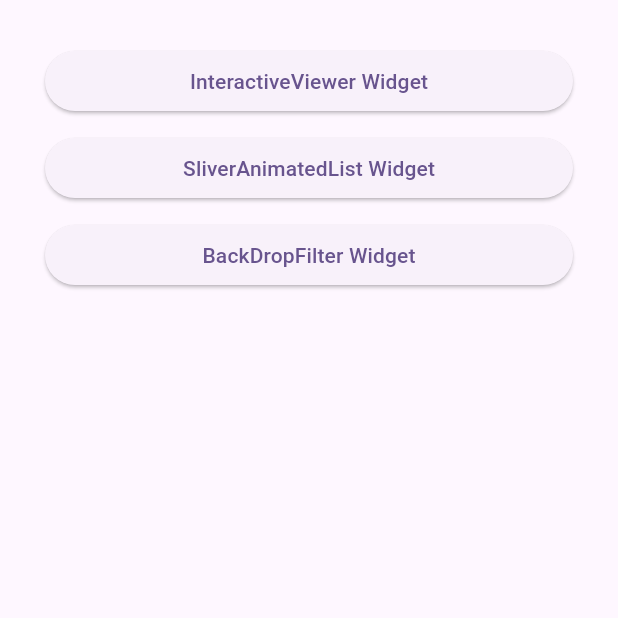
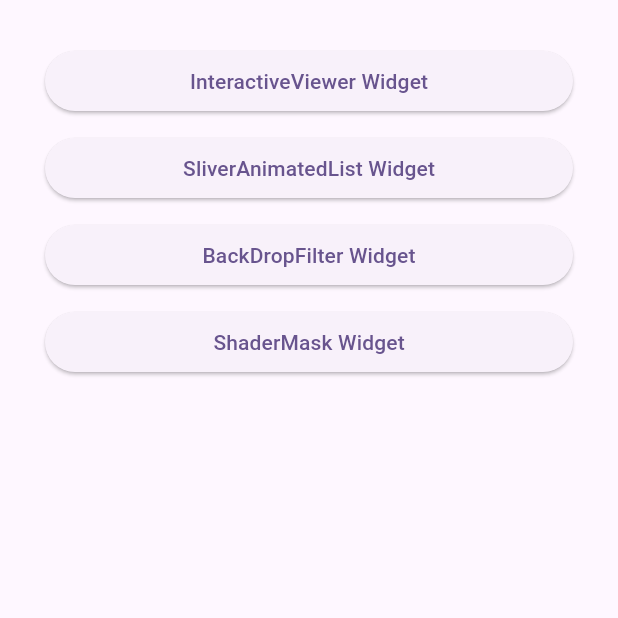
Before and after one commit to mraj555/Hidden-Widgets, a Flutter app: the screen it shows after launch, on a phone screen of 412 x 824 dp, the top half of it. Run offline on Flutter 3.47's test engine with Material 3 defaults, Android fonts, the phone set to English and light mode, and no system bars; our stand-ins replace get.

Commit message:
feat: Implement ShaderMaskWidget
This commit introduces a new `ShaderMaskWidget`.

The `ShaderMaskWidget` displays an icon with a linear gradient (purple to blue) applied using `ShaderMask`.

The `HomeScreen` has been updated to include a button that navigates to the new `ShaderMaskWidget`.

```diff
--- a/lib/screens/home_screen.dart
+++ b/lib/screens/home_screen.dart
@@ -2,6 +2,7 @@ import 'package:flutter/material.dart';
 import 'package:get/get.dart';
 import 'package:hidden_widget/screens/backdropfilter_widget.dart';
 import 'package:hidden_widget/screens/interactiveViewer_widget.dart';
+import 'package:hidden_widget/screens/shadermask_widget.dart';
 import 'package:hidden_widget/screens/sliverAnimatedList_widget.dart';
 
 class HomeScreen extends StatelessWidget {
@@ -27,6 +28,11 @@ class HomeScreen extends StatelessWidget {
             onPressed: () => Get.to(() => BackDropFilterWidget()),
             child: Text("BackDropFilter Widget"),
           ),
+          SizedBox(height: 10),
+          ElevatedButton(
+            onPressed: () => Get.to(() => ShaderMaskWidget()),
+            child: Text("ShaderMask Widget"),
+          ),
         ],
       ),
     ));
```
Also changed, not shown: lib/screens/shadermask_widget.dart (added, +20 -0 lines).
